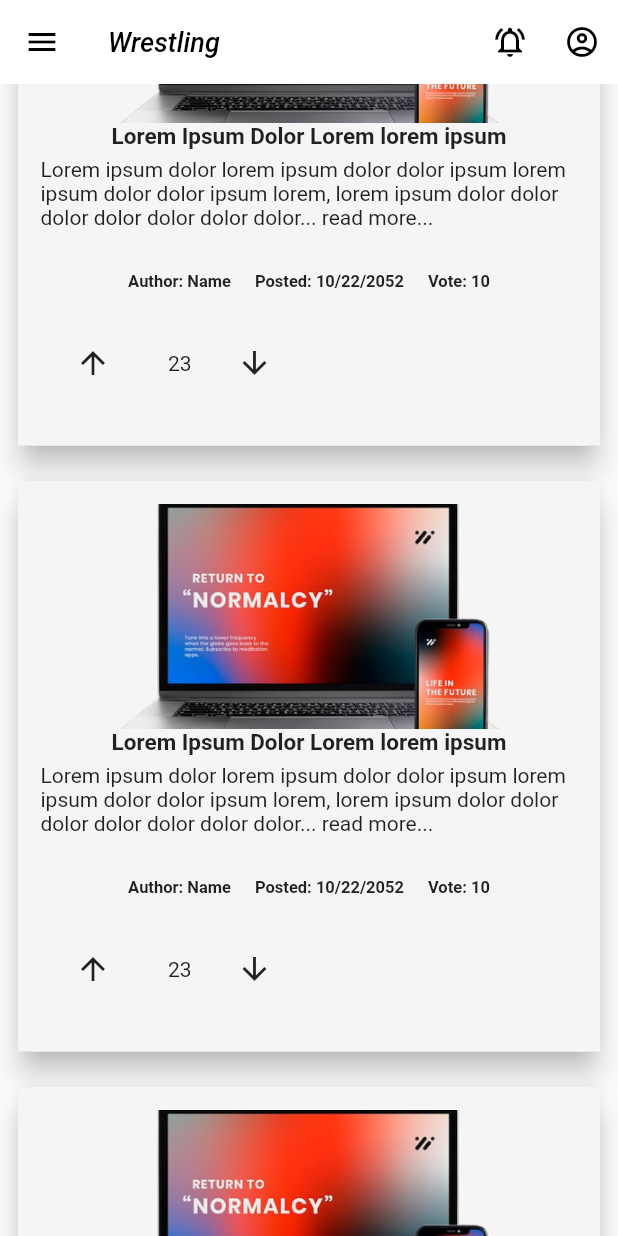
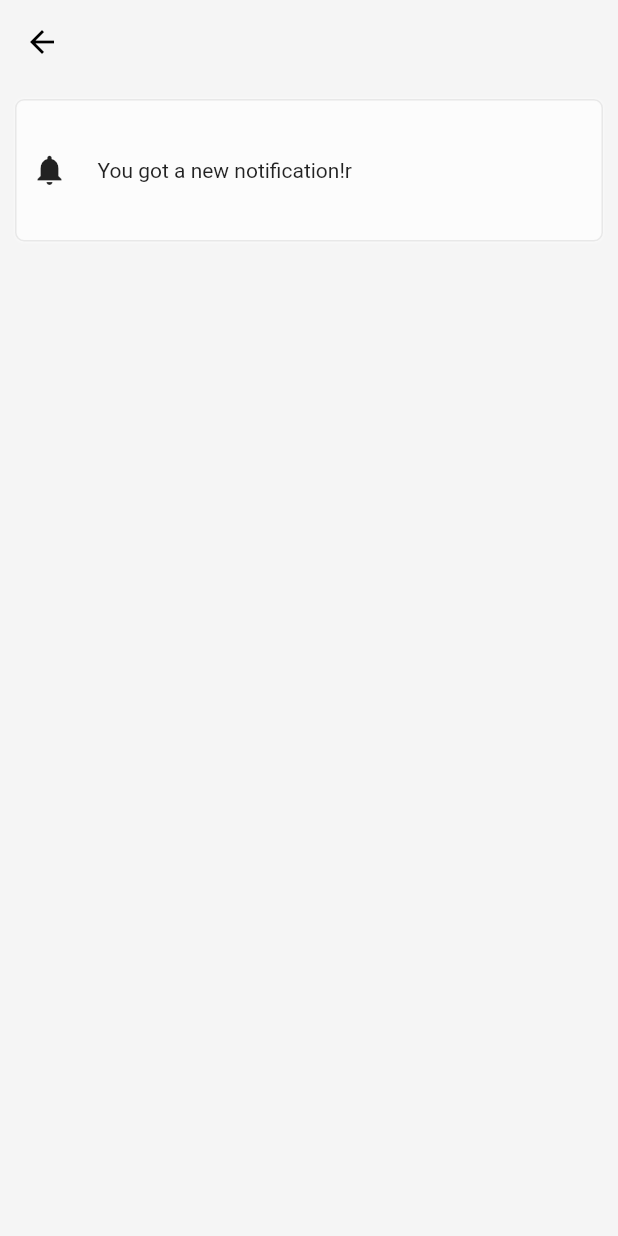
Before and after one commit to sakibovi123/wrestling_news_app, a Flutter app: the screen it shows after launch, scrolled down 576 dp, after a tap on the "notifications active" icon, on a phone screen of 412 x 824 dp. Run offline on Flutter 3.47's test engine with Material 2 defaults, Android fonts, the phone set to English and light mode, and no system bars.

Commit message:
backend started

```diff
--- a/lib/Views/Pages/Home.dart
+++ b/lib/Views/Pages/Home.dart
@@ -2,6 +2,7 @@ import 'package:flutter/material.dart';
 import 'package:wrestling_news_app/Views/Pages/Login.dart';
 import 'package:wrestling_news_app/Views/Pages/Register.dart';
 import 'package:wrestling_news_app/Views/Widgets/NewsCard.dart';
+import 'package:wrestling_news_app/Views/Widgets/NotificationCard.dart';
 
 import '../Widgets/Narbar.dart';
 
@@ -29,7 +30,12 @@ class _HomeState extends State<Home> {
         ),
         actions: [
           IconButton(
-            onPressed: () {},
+            onPressed: () {
+              Navigator.push(
+                  context,
+                  MaterialPageRoute(
+                      builder: (context) => const NotificationCard()));
+            },
             icon: const Icon(Icons.notifications_active_outlined),
           ),
           IconButton(
--- a/lib/Views/Widgets/NewsCard.dart
+++ b/lib/Views/Widgets/NewsCard.dart
@@ -12,7 +12,7 @@ class NewsCard extends StatelessWidget {
       ),
       child: Container(
         color: const Color(0xFFf5f5f5),
-        height: 380.0,
+        height: 400.0,
         padding: const EdgeInsets.all(10.0),
         width: double.infinity,
         child: Column(
--- /dev/null
+++ b/lib/Views/Widgets/NotificationCard.dart
@@ -0,0 +1,48 @@
+import 'package:flutter/material.dart';
+
+class NotificationCard extends StatelessWidget {
+  const NotificationCard({super.key});
+
+  @override
+  Widget build(BuildContext context) {
+    return Scaffold(
+      backgroundColor: const Color(0xFFF5F5F5),
+      appBar: AppBar(
+        backgroundColor: const Color(0xFFF5F5F5),
+        elevation: 0,
+      ),
+      body: Padding(
+        padding: const EdgeInsets.all(10.0),
+        child: Container(
+          height: 95.0,
+          width: double.infinity,
+          decoration: BoxDecoration(
+              border: Border.all(color: const Color(0xFFe8e8e8)),
+              borderRadius: BorderRadius.circular(6.0),
+              boxShadow: const [
+                BoxShadow(
+                  color: Colors.white70,
+                  blurRadius: 1,
+                  spreadRadius: 0,
+                )
+              ]),
+          child: Row(
+            mainAxisAlignment: MainAxisAlignment.start,
+            crossAxisAlignment: CrossAxisAlignment.center,
+            children: const [
+              Padding(
+                padding: EdgeInsets.all(10.0),
+                child: Icon(Icons.notifications),
+              ),
+              Padding(
+                padding: EdgeInsets.all(10.0),
+                child:
+                    Text("You got a new notification!r"),
+              )
+            ],
+          ),
+        ),
+      ),
+    );
+  }
+}
```
Also changed, not shown: 1 other file.
